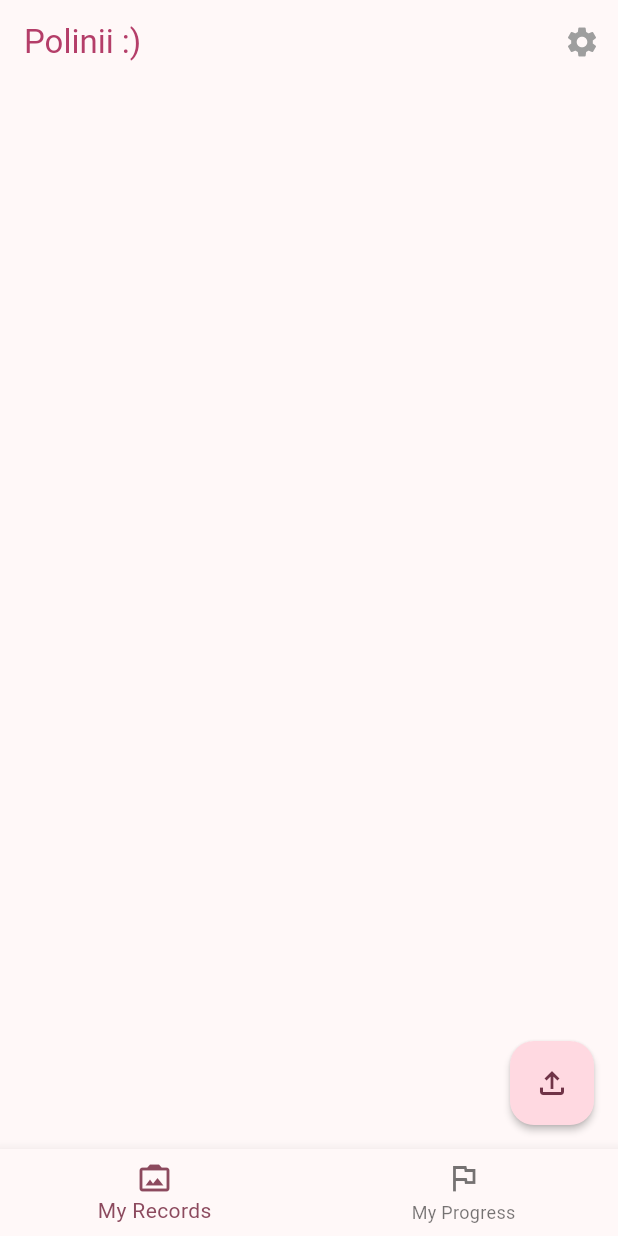
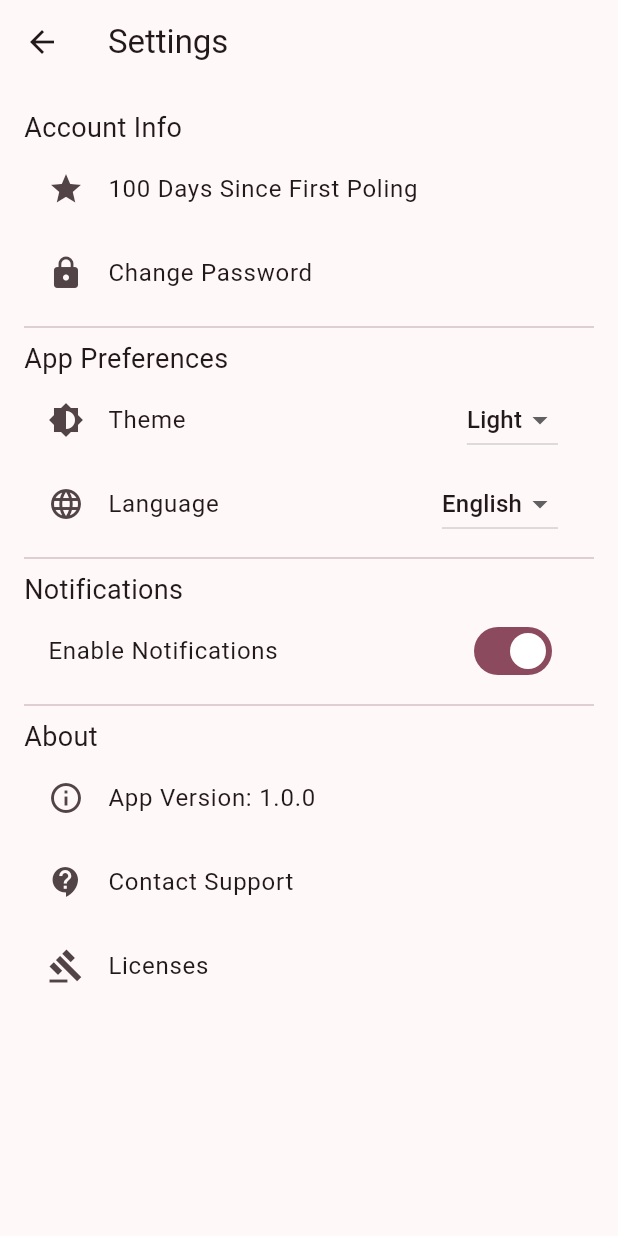
Before and after one commit to MontyCoder0701/pole-app, a Flutter app: the screen it shows after launch, after a tap on the "settings" icon, on a phone screen of 412 x 824 dp. Run offline on Flutter 3.47's test engine with Material 3 defaults, Android fonts, the phone set to English and light mode, and no system bars; missing offline and left inert: photo_manager.

Commit message:
feat: 설정 페이지 추가

```diff
--- a/lib/main.dart
+++ b/lib/main.dart
@@ -2,6 +2,7 @@ import 'package:flutter/material.dart';
 
 import 'progress.page.dart';
 import 'records.page.dart';
+import 'settings.page.dart';
 import 'theme.dart';
 
 void main() {
@@ -50,8 +51,13 @@ class _MyHomePageState extends State<MyHomePage> {
         ),
         actions: [
           IconButton(
-            onPressed: () {},
             icon: Icon(Icons.settings, color: Colors.grey),
+            onPressed: () {
+              Navigator.push(
+                context,
+                MaterialPageRoute(builder: (context) => const SettingsPage()),
+              );
+            },
           ),
         ],
       ),
--- /dev/null
+++ b/lib/settings.page.dart
@@ -0,0 +1,90 @@
+import 'package:flutter/material.dart';
+
+class SettingsPage extends StatelessWidget {
+  const SettingsPage({super.key});
+
+  @override
+  Widget build(BuildContext context) {
+    return Scaffold(
+      appBar: AppBar(
+        centerTitle: false,
+        title: const Text('Settings'),
+      ),
+      body: ListView(
+        padding: const EdgeInsets.all(16.0),
+        children: [
+          const Text(
+            'Account Info',
+            style: TextStyle(fontSize: 18),
+          ),
+          ListTile(
+            leading: const Icon(Icons.star),
+            title: const Text('100 Days Since First Poling'),
+          ),
+          ListTile(
+            leading: const Icon(Icons.lock),
+            title: const Text('Change Password'),
+            onTap: () {},
+          ),
+          const Divider(),
+          const Text(
+            'App Preferences',
+            style: TextStyle(fontSize: 18),
+          ),
+          ListTile(
+            leading: const Icon(Icons.brightness_6),
+            title: const Text('Theme'),
+            trailing: DropdownButton<String>(
+              value: 'Light',
+              items: const [
+                DropdownMenuItem(value: 'Light', child: Text('Light')),
+                DropdownMenuItem(value: 'Dark', child: Text('Dark')),
+              ],
+              onChanged: (value) {},
+            ),
+          ),
+          ListTile(
+            leading: const Icon(Icons.language),
+            title: const Text('Language'),
+            trailing: DropdownButton<String>(
+              value: 'English',
+              items: const [
+                DropdownMenuItem(value: 'English', child: Text('English')),
+                DropdownMenuItem(value: 'Korean', child: Text('Korean')),
+              ],
+              onChanged: (value) {},
+            ),
+          ),
+          const Divider(),
+          const Text(
+            'Notifications',
+            style: TextStyle(fontSize: 18),
+          ),
+          SwitchListTile(
+            value: true,
+            onChanged: (value) {},
+            title: const Text('Enable Notifications'),
+          ),
+          const Divider(),
+          const Text('About', style: TextStyle(fontSize: 18)),
+          ListTile(
+            leading: const Icon(Icons.info_outline),
+            title: const Text('App Version: 1.0.0'),
+          ),
+          ListTile(
+            leading: const Icon(Icons.contact_support),
+            title: const Text('Contact Support'),
+            onTap: () {},
+          ),
+          ListTile(
+            leading: const Icon(Icons.gavel),
+            title: const Text('Licenses'),
+            onTap: () {
+              showLicensePage(context: context);
+            },
+          ),
+        ],
+      ),
+    );
+  }
+}
```
